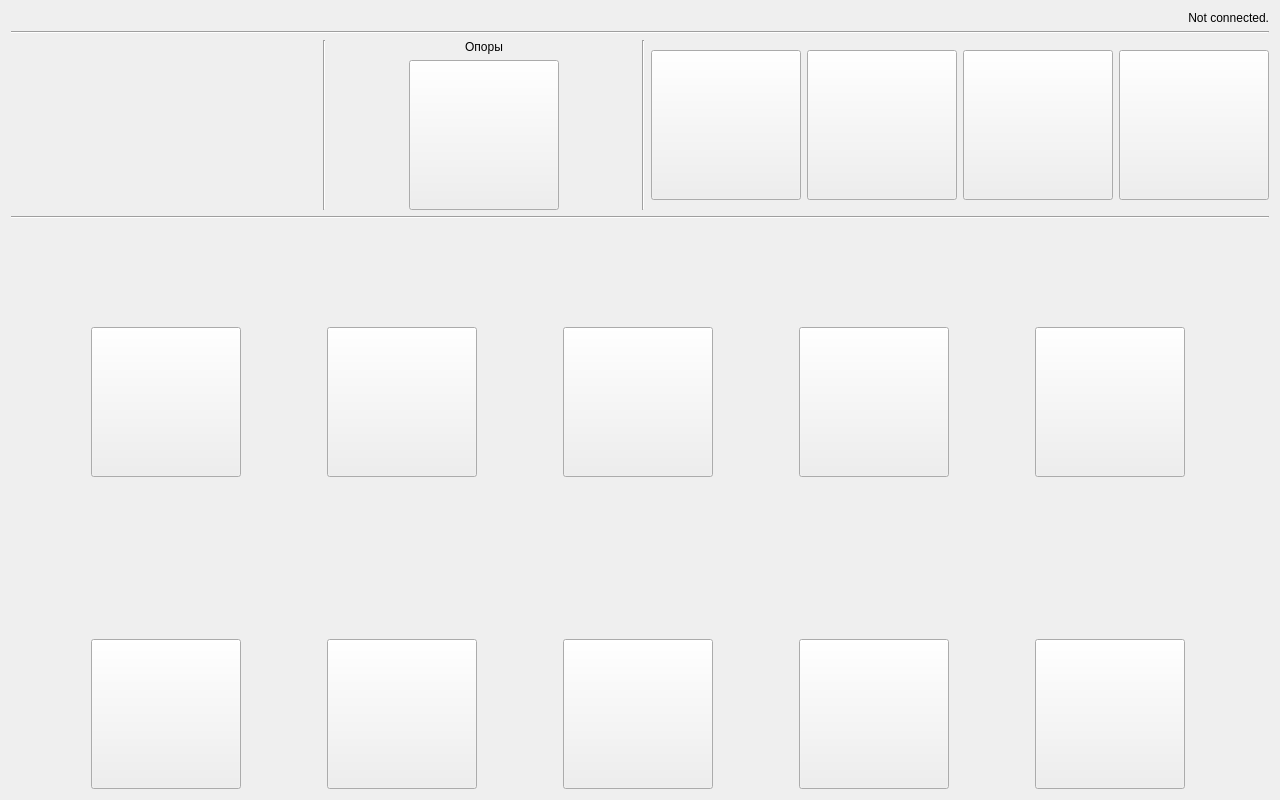
First picture: the form in BluetoothClient.ui, repository GRomR1/CraneManipulator, before the edit.
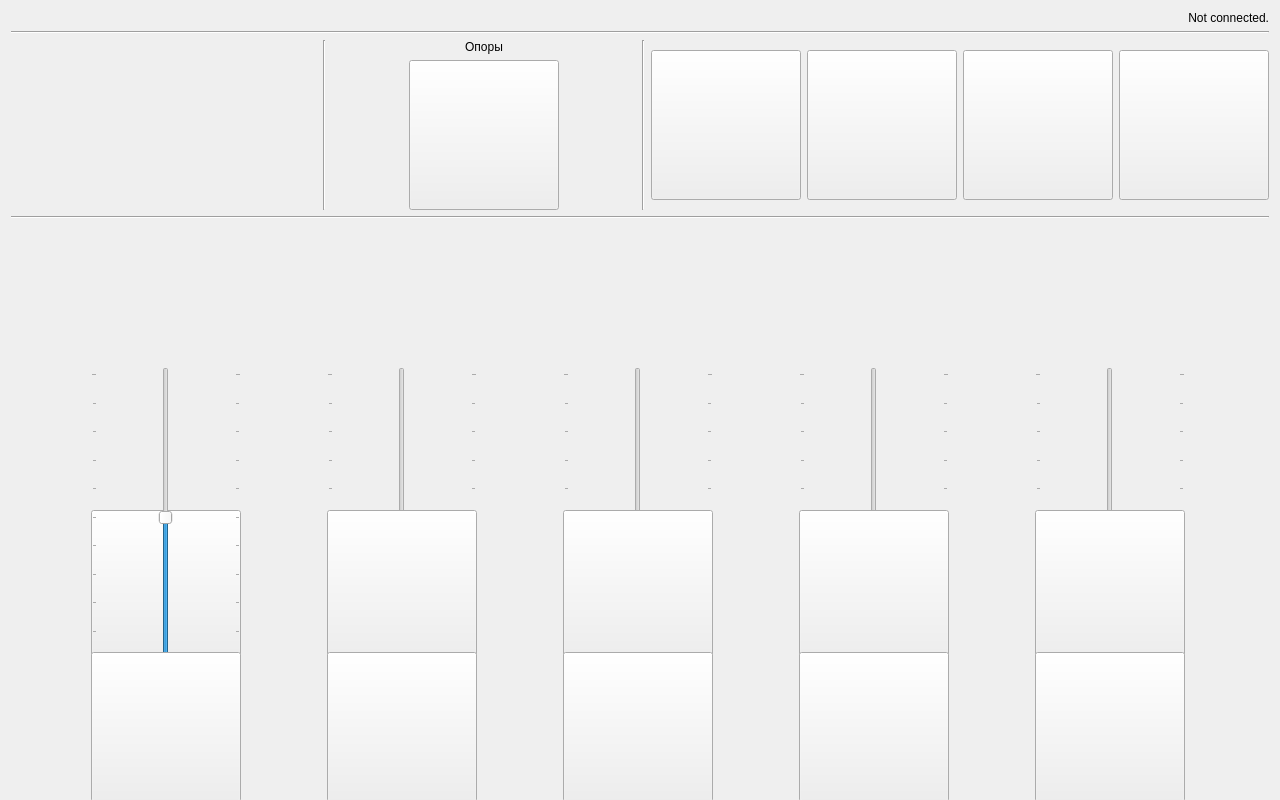
Second picture: the form after the edit. Icons and pictures are not drawn.

Commit message: Добавил слайдеры на форму, описал css для них. С помощью SHOW_BUTTONS можно вернуть обратно кнопки

The edit to the form file:
```diff
--- a/BluetoothClient.ui
+++ b/BluetoothClient.ui
@@ -356,36 +356,100 @@
    </item>
    <item>
     <layout class="QGridLayout" name="gridLayout">
-     <item row="0" column="1">
-      <widget class="QPushButton" name="_pushButtonDerrickUp">
+     <item row="2" column="2">
+      <widget class="QSlider" name="_verticalSliderOutrigger">
        <property name="sizePolicy">
-        <sizepolicy hsizetype="Fixed" vsizetype="Fixed">
+        <sizepolicy hsizetype="Minimum" vsizetype="Minimum">
          <horstretch>0</horstretch>
          <verstretch>0</verstretch>
         </sizepolicy>
        </property>
        <property name="minimumSize">
         <size>
-         <width>150</width>
-         <height>150</height>
+         <width>0</width>
+         <height>300</height>
         </size>
        </property>
-       <property name="text">
-        <string/>
+       <property name="minimum">
+        <number>-10</number>
        </property>
-       <property name="icon">
-        <iconset resource="resources.qrc">
-         <normaloff>:/pics/up.svg</normaloff>:/pics/up.svg</iconset>
+       <property name="maximum">
+        <number>10</number>
        </property>
-       <property name="iconSize">
+       <property name="orientation">
+        <enum>Qt::Vertical</enum>
+       </property>
+       <property name="tickPosition">
+        <enum>QSlider::TicksBothSides</enum>
+       </property>
+       <property name="tickInterval">
+        <number>2</number>
+       </property>
+      </widget>
+     </item>
+     <item row="2" column="3">
+      <widget class="QSlider" name="_verticalSliderTelBoom">
+       <property name="sizePolicy">
+        <sizepolicy hsizetype="Minimum" vsizetype="Minimum">
+         <horstretch>0</horstretch>
+         <verstretch>0</verstretch>
+        </sizepolicy>
+       </property>
+       <property name="minimumSize">
         <size>
-         <width>50</width>
-         <height>50</height>
+         <width>0</width>
+         <height>300</height>
         </size>
        </property>
+       <property name="minimum">
+        <number>-10</number>
+       </property>
+       <property name="maximum">
+        <number>10</number>
+       </property>
+       <property name="orientation">
+        <enum>Qt::Vertical</enum>
+       </property>
+       <property name="tickPosition">
+        <enum>QSlider::TicksBothSides</enum>
+       </property>
+       <property name="tickInterval">
+        <number>2</number>
+       </property>
       </widget>
      </item>
-     <item row="0" column="0">
+     <item row="2" column="1">
+      <widget class="QSlider" name="_verticalSliderDerrick">
+       <property name="sizePolicy">
+        <sizepolicy hsizetype="Minimum" vsizetype="Minimum">
+         <horstretch>0</horstretch>
+         <verstretch>0</verstretch>
+        </sizepolicy>
+       </property>
+       <property name="minimumSize">
+        <size>
+         <width>0</width>
+         <height>300</height>
+        </size>
+       </property>
+       <property name="minimum">
+        <number>-10</number>
+       </property>
+       <property name="maximum">
+        <number>10</number>
+       </property>
+       <property name="orientation">
+        <enum>Qt::Vertical</enum>
+       </property>
+       <property name="tickPosition">
+        <enum>QSlider::TicksBothSides</enum>
+       </property>
+       <property name="tickInterval">
+        <number>2</number>
+       </property>
+      </widget>
+     </item>
+     <item row="3" column="0">
       <widget class="QPushButton" name="_pushButtonPillarUp">
        <property name="sizePolicy">
         <sizepolicy hsizetype="Fixed" vsizetype="Fixed">
@@ -414,32 +478,37 @@
        </property>
       </widget>
      </item>
-     <item row="0" column="2">
-      <widget class="QPushButton" name="_pushButtonOutriggerUp">
+     <item row="2" column="0">
+      <widget class="QSlider" name="_verticalSliderPillar">
        <property name="sizePolicy">
-        <sizepolicy hsizetype="Fixed" vsizetype="Fixed">
+        <sizepolicy hsizetype="Minimum" vsizetype="Minimum">
          <horstretch>0</horstretch>
          <verstretch>0</verstretch>
         </sizepolicy>
        </property>
        <property name="minimumSize">
         <size>
-         <width>150</width>
-         <height>150</height>
+         <width>0</width>
+         <height>300</height>
         </size>
        </property>
-       <property name="text">
-        <string/>
+       <property name="layoutDirection">
+        <enum>Qt::LeftToRight</enum>
        </property>
-       <property name="icon">
-        <iconset resource="resources.qrc">
-         <normaloff>:/pics/up.svg</normaloff>:/pics/up.svg</iconset>
+       <property name="minimum">
+        <number>-10</number>
        </property>
-       <property name="iconSize">
-        <size>
-         <width>50</width>
-         <height>50</height>
-        </size>
+       <property name="maximum">
+        <number>10</number>
+       </property>
+       <property name="orientation">
+        <enum>Qt::Vertical</enum>
+       </property>
+       <property name="tickPosition">
+        <enum>QSlider::TicksBothSides</enum>
+       </property>
+       <property name="tickInterval">
+        <number>2</number>
        </property>
       </widget>
      </item>
@@ -475,35 +544,6 @@
        </property>
       </widget>
      </item>
-     <item row="0" column="3">
-      <widget class="QPushButton" name="_pushButtonTelBoomUp">
-       <property name="sizePolicy">
-        <sizepolicy hsizetype="Fixed" vsizetype="Fixed">
-         <horstretch>0</horstretch>
-         <verstretch>0</verstretch>
-        </sizepolicy>
-       </property>
-       <property name="minimumSize">
-        <size>
-         <width>150</width>
-         <height>150</height>
-        </size>
-       </property>
-       <property name="text">
-        <string/>
-       </property>
-       <property name="icon">
-        <iconset resource="resources.qrc">
-         <normaloff>:/pics/forward.svg</normaloff>:/pics/forward.svg</iconset>
-       </property>
-       <property name="iconSize">
-        <size>
-         <width>50</width>
-         <height>50</height>
-        </size>
-       </property>
-      </widget>
-     </item>
      <item row="1" column="1">
       <widget class="QPushButton" name="_pushButtonDerrickLabel">
        <property name="sizePolicy">
@@ -632,7 +672,96 @@
        </property>
       </widget>
      </item>
-     <item row="0" column="4">
+     <item row="2" column="4">
+      <widget class="QSlider" name="_verticalSliderHook">
+       <property name="sizePolicy">
+        <sizepolicy hsizetype="Minimum" vsizetype="Minimum">
+         <horstretch>0</horstretch>
+         <verstretch>0</verstretch>
+        </sizepolicy>
+       </property>
+       <property name="minimumSize">
+        <size>
+         <width>0</width>
+         <height>300</height>
+        </size>
+       </property>
+       <property name="minimum">
+        <number>-10</number>
+       </property>
+       <property name="maximum">
+        <number>10</number>
+       </property>
+       <property name="orientation">
+        <enum>Qt::Vertical</enum>
+       </property>
+       <property name="tickPosition">
+        <enum>QSlider::TicksBothSides</enum>
+       </property>
+       <property name="tickInterval">
+        <number>2</number>
+       </property>
+      </widget>
+     </item>
+     <item row="3" column="1">
+      <widget class="QPushButton" name="_pushButtonDerrickUp">
+       <property name="sizePolicy">
+        <sizepolicy hsizetype="Fixed" vsizetype="Fixed">
+         <horstretch>0</horstretch>
+         <verstretch>0</verstretch>
+        </sizepolicy>
+       </property>
+       <property name="minimumSize">
+        <size>
+         <width>150</width>
+         <height>150</height>
+        </size>
+       </property>
+       <property name="text">
+        <string/>
+       </property>
+       <property name="icon">
+        <iconset resource="resources.qrc">
+         <normaloff>:/pics/up.svg</normaloff>:/pics/up.svg</iconset>
+       </property>
+       <property name="iconSize">
+        <size>
+         <width>50</width>
+         <height>50</height>
+        </size>
+       </property>
+      </widget>
+     </item>
+     <item row="3" column="2">
+      <widget class="QPushButton" name="_pushButtonOutriggerUp">
+       <property name="sizePolicy">
+        <sizepolicy hsizetype="Fixed" vsizetype="Fixed">
+         <horstretch>0</horstretch>
+         <verstretch>0</verstretch>
+        </sizepolicy>
+       </property>
+       <property name="minimumSize">
+        <size>
+         <width>150</width>
+         <height>150</height>
+        </size>
+       </property>
+       <property name="text">
+        <string/>
+       </property>
+       <property name="icon">
+        <iconset resource="resources.qrc">
+         <normaloff>:/pics/up.svg</normaloff>:/pics/up.svg</iconset>
+       </property>
+       <property name="iconSize">
+        <size>
+         <width>50</width>
+         <height>50</height>
+        </size>
+       </property>
+      </widget>
+     </item>
+     <item row="3" column="4">
       <widget class="QPushButton" name="_pushButtonHookUp">
        <property name="sizePolicy">
         <sizepolicy hsizetype="Fixed" vsizetype="Fixed">
@@ -661,7 +790,36 @@
        </property>
       </widget>
      </item>
-     <item row="2" column="0">
+     <item row="3" column="3">
+      <widget class="QPushButton" name="_pushButtonTelBoomUp">
+       <property name="sizePolicy">
+        <sizepolicy hsizetype="Fixed" vsizetype="Fixed">
+         <horstretch>0</horstretch>
+         <verstretch>0</verstretch>
+        </sizepolicy>
+       </property>
+       <property name="minimumSize">
+        <size>
+         <width>150</width>
+         <height>150</height>
+        </size>
+       </property>
+       <property name="text">
+        <string/>
+       </property>
+       <property name="icon">
+        <iconset resource="resources.qrc">
+         <normaloff>:/pics/forward.svg</normaloff>:/pics/forward.svg</iconset>
+       </property>
+       <property name="iconSize">
+        <size>
+         <width>50</width>
+         <height>50</height>
+        </size>
+       </property>
+      </widget>
+     </item>
+     <item row="4" column="0">
       <widget class="QPushButton" name="_pushButtonPillarDown">
        <property name="sizePolicy">
         <sizepolicy hsizetype="Fixed" vsizetype="Fixed">
@@ -690,7 +848,7 @@
        </property>
       </widget>
      </item>
-     <item row="2" column="1">
+     <item row="4" column="1">
       <widget class="QPushButton" name="_pushButtonDerrickDown">
        <property name="sizePolicy">
         <sizepolicy hsizetype="Fixed" vsizetype="Fixed">
@@ -719,7 +877,7 @@
        </property>
       </widget>
      </item>
-     <item row="2" column="2">
+     <item row="4" column="2">
       <widget class="QPushButton" name="_pushButtonOutriggerDown">
        <property name="sizePolicy">
         <sizepolicy hsizetype="Fixed" vsizetype="Fixed">
@@ -748,7 +906,7 @@
        </property>
       </widget>
      </item>
-     <item row="2" column="3">
+     <item row="4" column="3">
       <widget class="QPushButton" name="_pushButtonTelBoomDown">
        <property name="sizePolicy">
         <sizepolicy hsizetype="Fixed" vsizetype="Fixed">
@@ -777,7 +935,7 @@
        </property>
       </widget>
      </item>
-     <item row="2" column="4">
+     <item row="4" column="4">
       <widget class="QPushButton" name="_pushButtonHookDown">
        <property name="sizePolicy">
         <sizepolicy hsizetype="Fixed" vsizetype="Fixed">
```
The commit also changes 3 other files.
